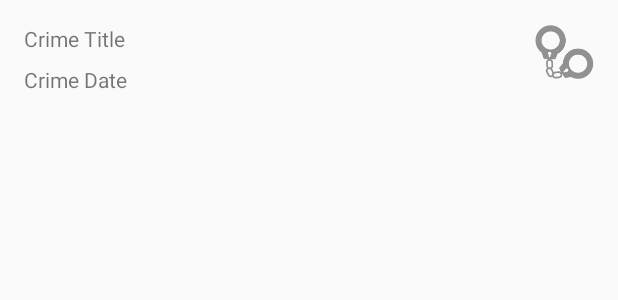
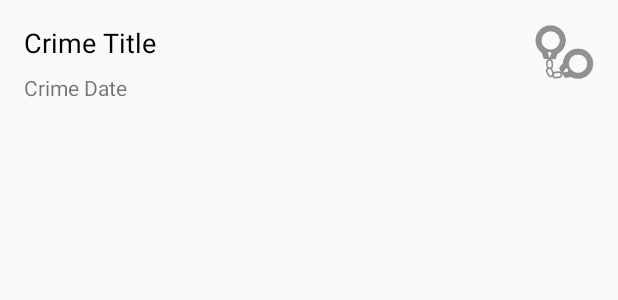
Before and after one commit to SeanLuckett/bigNerdRanch.CriminalIntent, an Android app: the layout list_item_crime.xml on its own in the app's theme, with its tools: preview values and no code run, on a phone screen of 412 x 824 dp. Shown: the top 300 px of the screen. Run offline under Robolectric (Android 15) with nearby library versions, the phone set to English and light mode, and no system bars.

Commit message:
Adds minor style/formatting changes
This changes the crime title color to black and embiggens it. Also,
formats the date to month abbreviation day, year.

```diff
--- a/app/src/main/java/com/sluckett/criminalintent/CrimeListFragment.kt
+++ b/app/src/main/java/com/sluckett/criminalintent/CrimeListFragment.kt
@@ -10,6 +10,7 @@ import android.view.ViewGroup
 import android.widget.ImageView
 import android.widget.TextView
 import android.widget.Toast
+import java.text.DateFormat
 
 class CrimeListFragment : Fragment() {
     private lateinit var mCrimeRecyclerView: RecyclerView
@@ -48,7 +49,10 @@ class CrimeListFragment : Fragment() {
         fun bind(crime: Crime) {
             mCrime = crime
             mTitleTextView.text = mCrime.getTitle()
-            mDateTextView.text = mCrime.getDate().toString()
+
+            val dateFormatter = DateFormat.getDateInstance(DateFormat.MEDIUM)
+            mDateTextView.text = dateFormatter.format(mCrime.getDate())
+
             mSolvedImageView.setVisibility(if (crime.isSolved()) View.VISIBLE else View.GONE)
 
             itemView.setOnClickListener(this)
--- a/app/src/main/res/layout/list_item_crime.xml
+++ b/app/src/main/res/layout/list_item_crime.xml
@@ -15,6 +15,8 @@
         android:layout_marginTop="16dp"
         android:layout_marginEnd="8dp"
         android:text="Crime Title"
+        android:textColor="@android:color/black"
+        android:textSize="18sp"
         app:layout_constraintEnd_toStartOf="@+id/crime_solved"
         app:layout_constraintStart_toStartOf="parent"
         app:layout_constraintTop_toTopOf="parent" />
```
